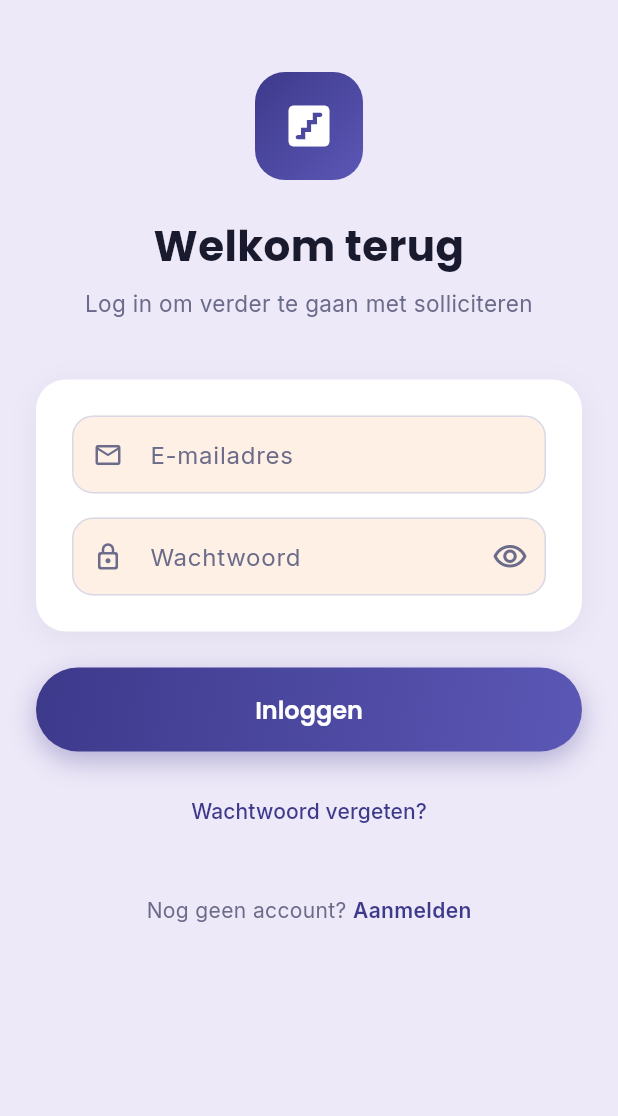
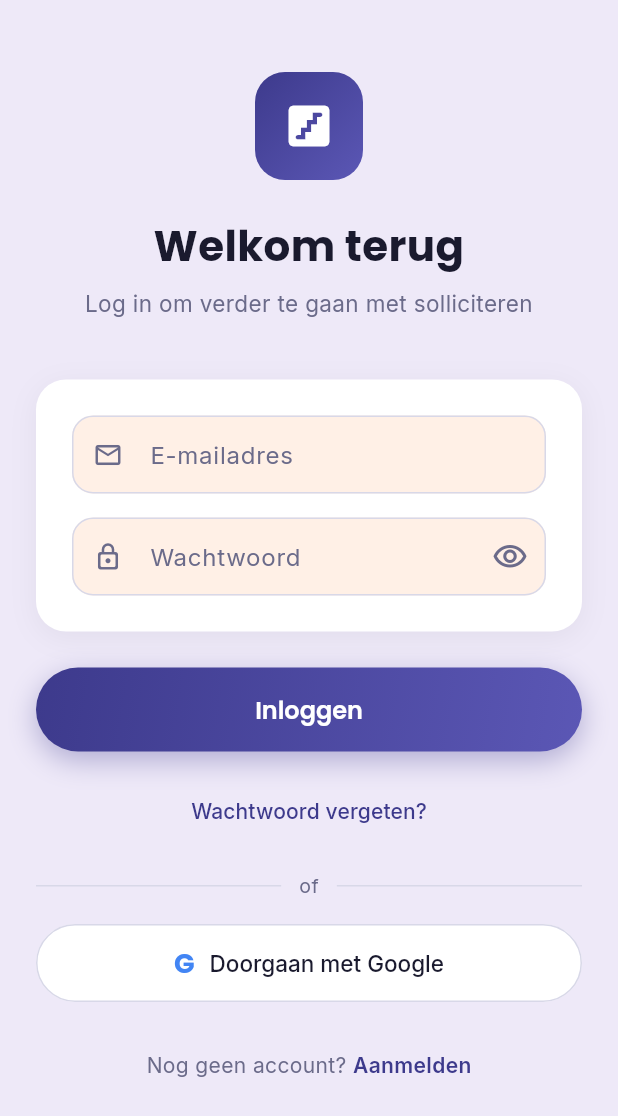
Before and after one commit to dautomaite-spec/opstap.app, a Flutter app: the LoginScreen screen opened by its route, on a phone screen of 412 x 824 dp. Shown: the top 1116 px of the screen. Run offline on Flutter 3.47's test engine with Material 3 defaults, Android fonts, the phone set to English and light mode, and no system bars; our stand-ins replace file_picker, flutter_riverpod, go_router, google_fonts, supabase_flutter; accounts and stored records are empty.

Commit message:
feat: Google Sign-In on login and register screens
- signInWithOAuth(OAuthProvider.google) via Supabase
- Shared _OrDivider and _GoogleButton widgets
- Button on both login and register screens

Co-Authored-By: Claude Sonnet 4.6 <noreply@anthropic.com>

```diff
--- a/opstap/lib/screens/auth/login_screen.dart
+++ b/opstap/lib/screens/auth/login_screen.dart
@@ -17,6 +17,7 @@ class _LoginScreenState extends State<LoginScreen> {
   final _passwordController = TextEditingController();
   final _formKey = GlobalKey<FormState>();
   bool _loading = false;
+  bool _loadingGoogle = false;
   bool _obscurePassword = true;
   String? _errorMessage;
 
@@ -44,6 +45,26 @@ class _LoginScreenState extends State<LoginScreen> {
       setState(() => _errorMessage = _translateError(e.message));
     } finally {
       if (mounted) setState(() => _loading = false);
+    }
+  }
+
+  Future<void> _loginWithGoogle() async {
+    setState(() {
+      _loadingGoogle = true;
+      _errorMessage = null;
+    });
+    try {
+      await Supabase.instance.client.auth.signInWithOAuth(
+        OAuthProvider.google,
+        redirectTo: 'http://localhost:55555',
+      );
+      // OAuth opens a browser tab — session is picked up via deep link / redirect
+    } catch (_) {
+      if (mounted) {
+        setState(() => _errorMessage = 'Google inloggen mislukt. Probeer het opnieuw.');
+      }
+    } finally {
+      if (mounted) setState(() => _loadingGoogle = false);
     }
   }
 
@@ -82,6 +103,10 @@ class _LoginScreenState extends State<LoginScreen> {
               _LoginButton(loading: _loading, onPressed: _login),
               const SizedBox(height: 16),
               _ForgotPassword(),
+              const SizedBox(height: 16),
+              _OrDivider(),
+              const SizedBox(height: 16),
+              _GoogleButton(loading: _loadingGoogle, onPressed: _loginWithGoogle),
               const SizedBox(height: 32),
               _RegisterLink(),
               const SizedBox(height: 32),
@@ -343,3 +368,76 @@ class _RegisterLink extends StatelessWidget {
     );
   }
 }
+
+class _OrDivider extends StatelessWidget {
+  @override
+  Widget build(BuildContext context) {
+    return Row(
+      children: [
+        const Expanded(child: Divider(color: OpstapColors.outlineVariant)),
+        Padding(
+          padding: const EdgeInsets.symmetric(horizontal: 12),
+          child: Text(
+            'of',
+            style: GoogleFonts.inter(
+              fontSize: 13,
+              color: OpstapColors.onSurfaceVariant,
+            ),
+          ),
+        ),
+        const Expanded(child: Divider(color: OpstapColors.outlineVariant)),
+      ],
+    );
+  }
+}
+
+class _GoogleButton extends StatelessWidget {
+  final bool loading;
+  final VoidCallback onPressed;
+  const _GoogleButton({required this.loading, required this.onPressed});
+
+  @override
+  Widget build(BuildContext context) {
+    return SizedBox(
+      height: 52,
+      child: OutlinedButton(
+        onPressed: loading ? null : onPressed,
+        style: OutlinedButton.styleFrom(
+          backgroundColor: OpstapColors.surfaceContainerLowest,
+          side: const BorderSide(color: OpstapColors.outlineVariant),
+          shape: RoundedRectangleBorder(borderRadius: BorderRadius.circular(30)),
+        ),
+        child: loading
+            ? const SizedBox(
+                width: 20,
+                height: 20,
+                child: CircularProgressIndicator(
+                    strokeWidth: 2, color: OpstapColors.primary),
+              )
+            : Row(
+                mainAxisAlignment: MainAxisAlignment.center,
+                children: [
+                  // Google 'G' logo using coloured text
+                  Text(
+                    'G',
+                    style: GoogleFonts.poppins(
+                      fontSize: 18,
+                      fontWeight: FontWeight.w700,
+                      color: const Color(0xFF4285F4),
+                    ),
+                  ),
+                  const SizedBox(width: 10),
+                  Text(
+                    'Doorgaan met Google',
+                    style: GoogleFonts.inter(
+                      fontSize: 15,
+                      fontWeight: FontWeight.w500,
+                      color: OpstapColors.onSurface,
+                    ),
+                  ),
+                ],
+              ),
+      ),
+    );
+  }
+}
```
Also changed, not shown: opstap/lib/screens/auth/register_screen.dart (+25 -0 lines).
